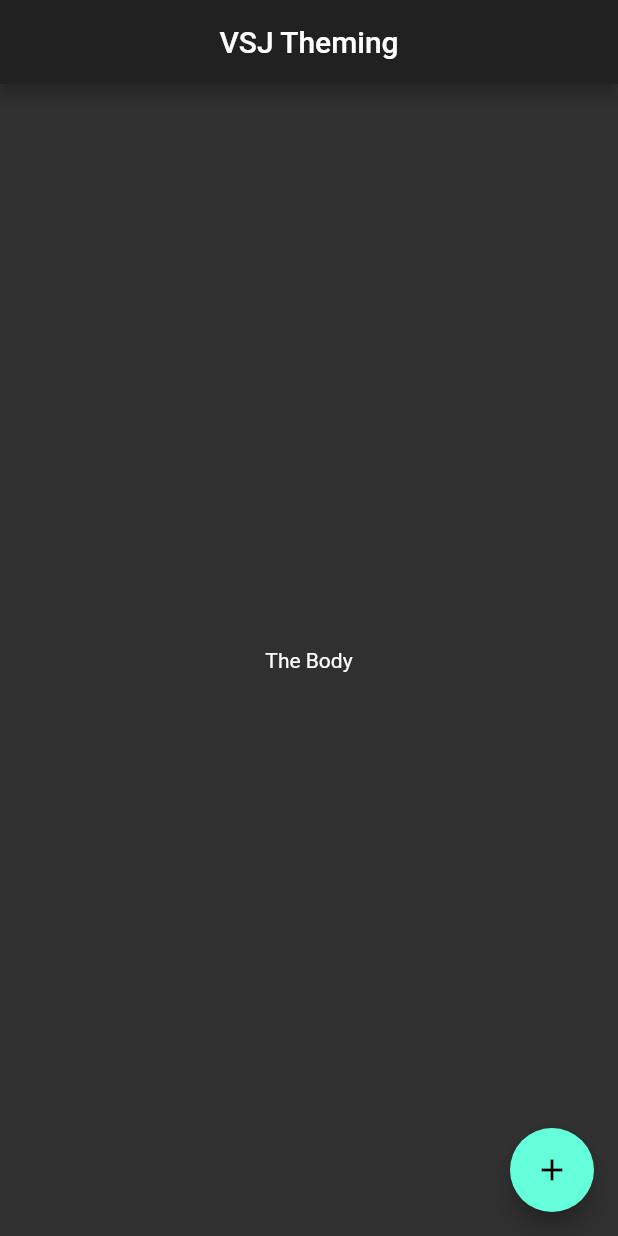
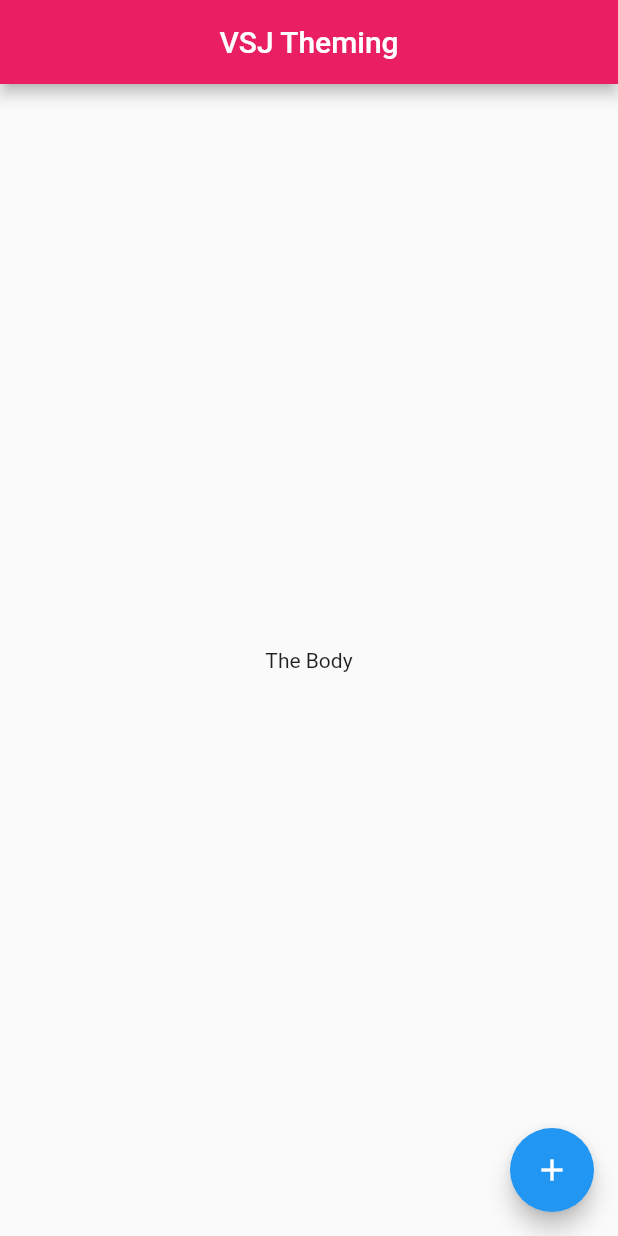
Before and after one commit to Varanasi-Software-Junction/Flutter-Theming, a Flutter app: the screen it shows after launch, on a phone screen of 412 x 824 dp. Run offline on Flutter 3.47's test engine with Material 2 defaults, Android fonts, the phone set to English and light mode, and no system bars.

Commit message:
Pink Primary Color

```diff
--- a/flutter_plugin/lib/main.dart
+++ b/flutter_plugin/lib/main.dart
@@ -6,7 +6,10 @@ class VSJStateless extends StatelessWidget {
   @override
   Widget build(BuildContext context) {
     return MaterialApp(
-      theme:ThemeData.dark(),
+      theme:ThemeData
+    (
+      primaryColor:Colors.pink,
+      ),
       home: VSJStateful(),
     );
   }
```
Also changed, not shown: 1 other file.
